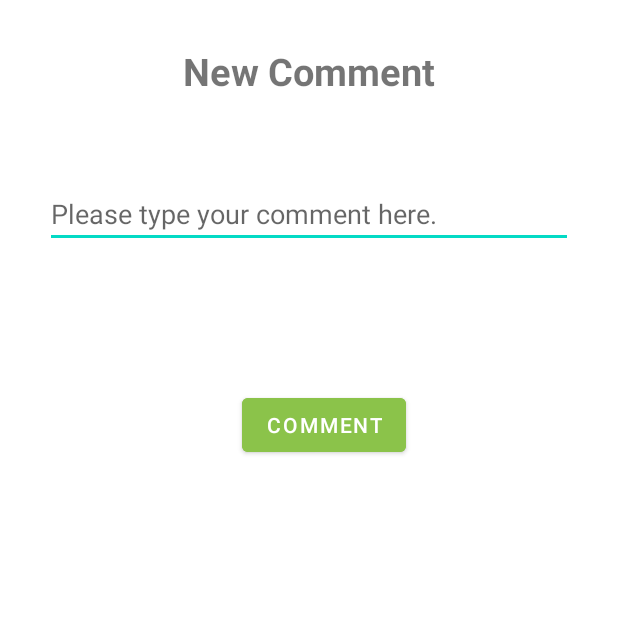
After one commit to xmantra23/UniversityBazaar, an Android app: the CommentActivity screen opened directly, with no data from a screen before it, on a phone screen of 412 x 824 dp, the top half of it. The commit adds this screen. Run offline under Robolectric (Android 15) with nearby library versions, the phone set to English and light mode, and no system bars; Roboto replaces fonts that are not available here.

Commit message:
finish comment on post function

```diff
--- a/app/src/main/AndroidManifest.xml
+++ b/app/src/main/AndroidManifest.xml
@@ -15,6 +15,7 @@
         <activity android:name=".Activity.MyPostsActivity" />
         <activity android:name=".Activity.CreatePostActivity" />
         <activity android:name=".Activity.HomeActivity" />
+        <activity android:name=".Activity.CommentActivity" />
         <activity android:name=".Authentication.LoginActivity" />
         <activity android:name=".Profile.AvatarActivity" />
         <activity android:name=".Profile.AvatarChangeActivity" />
--- /dev/null
+++ b/app/src/main/java/org/samir/universitybazaar/Activity/CommentActivity.java
@@ -0,0 +1,102 @@
+package org.samir.universitybazaar.Activity;
+
+import android.content.Intent;
+import android.os.Bundle;
+import android.widget.Button;
+import android.widget.EditText;
+import android.widget.Toast;
+
+import androidx.annotation.NonNull;
+import androidx.appcompat.app.ActionBarDrawerToggle;
+import androidx.appcompat.app.AppCompatActivity;
+
+import org.samir.universitybazaar.Authentication.LoginActivity;
+import org.samir.universitybazaar.Database.DatabaseHelper;
+import org.samir.universitybazaar.Database.UserSession;
+import org.samir.universitybazaar.Models.Comment;
+import org.samir.universitybazaar.Models.Profile;
+import org.samir.universitybazaar.Models.User;
+import org.samir.universitybazaar.R;
+import org.samir.universitybazaar.Utility.Constants;
+
+import java.text.DateFormat;
+import java.text.SimpleDateFormat;
+import java.util.Date;
+
+public class CommentActivity extends AppCompatActivity {
+    private UserSession userSession;
+    private DatabaseHelper db;
+    private EditText edtTxtComment;
+    private Button btnComment;
+
+    @Override
+    protected void onCreate(Bundle savedInstanceState) {
+        super.onCreate(savedInstanceState);
+        setContentView(R.layout.activity_comment);
+
+        userSession = new UserSession(this);
+        db = new DatabaseHelper(this);
+
+        initViews();
+        handleListeners();
+    }
+
+    //initializes all the elements in the layout file.
+    private void initViews(){
+        edtTxtComment = findViewById(R.id.edtTxtComment);
+        btnComment = findViewById(R.id.btnComment);
+    }
+
+    private void handleListeners() {
+        btnComment.setOnClickListener(v->{
+            int post_id = getIntent().getIntExtra(Constants.POST_ID,-1);
+            User user = userSession.isUserLoggedIn(); //get current logged in user from the session.
+            if(user != null) { //if user is logged in.
+                //get comment and build comment object
+                Comment comment = new Comment();
+                comment.setPostId(post_id);
+                comment.setCommentText(edtTxtComment.getText().toString());
+
+                //get the profile of the current logged in user from the database.
+                Profile profile = db.getProfile(user.getMemberId());
+                String commentOwnerName = profile.getFullName();
+
+                //if the user doesn't have a full name then construct a username as: User + last four of the member id.
+                if(commentOwnerName == null){
+                    commentOwnerName = "User " + user.getMemberId().substring(6);
+                }
+                comment.setCommentOwnerName(commentOwnerName);
+
+                comment.setCommentOwnerId(user.getMemberId());
+
+                //Getting the current system date and formating it to mm/dd/yyyy format.
+                Date date = new Date();
+                DateFormat df = new SimpleDateFormat("MM/dd/yyyy");
+                String commentDate = df.format(date);
+                comment.setCommentDate(commentDate);
+
+                if(db.addComment(comment)){ //insert successful
+                    Toast.makeText(this, "Comment successfully.", Toast.LENGTH_LONG).show();
+                    //Redirect to PostActivity
+                    Intent intent = new Intent(CommentActivity.this,PostActivity.class);
+                    intent.putExtra(Constants.POST_ID,post_id);
+                    startActivity(intent);
+                }else{ //insert failed
+                    Toast.makeText(this, "Error. Please try again.", Toast.LENGTH_LONG).show();
+                    //Redirect to PostActivity
+                    Intent intent = new Intent(CommentActivity.this,PostActivity.class);
+                    intent.putExtra(Constants.POST_ID,post_id);
+                    startActivity(intent);
+                }
+            }else{ //user is not logged in. Redirect to the login page.
+                Toast.makeText(this, "You are not logged in.", Toast.LENGTH_LONG).show();
+                //Redirect to LoginActivity
+                Intent intent = new Intent(CommentActivity.this, LoginActivity.class);
+                startActivity(intent);
+            }
+        });
+    }
+
+
+
+}
--- /dev/null
+++ b/app/src/main/res/layout/activity_comment.xml
@@ -0,0 +1,57 @@
+<?xml version="1.0" encoding="utf-8"?>
+<RelativeLayout xmlns:android="http://schemas.android.com/apk/res/android"
+    xmlns:tools="http://schemas.android.com/tools"
+    android:layout_width="match_parent"
+    android:layout_height="match_parent"
+    tools:context=".Activity.CreatePostActivity">
+
+    <TextView
+        android:id="@+id/txtNewComment"
+        android:layout_width="match_parent"
+        android:layout_height="wrap_content"
+        android:layout_marginTop="30dp"
+        android:text="New Comment"
+        android:textAlignment="center"
+        android:textSize="25sp"
+        android:textStyle="bold" />
+
+
+
+
+    <EditText
+        android:id="@+id/edtTxtComment"
+        android:layout_width="match_parent"
+        android:layout_height="wrap_content"
+        android:layout_marginLeft="30dp"
+        android:layout_marginTop="120dp"
+        android:layout_marginRight="30dp"
+        android:hint="Please type your comment here."
+        android:inputType="textMultiLine"
+        android:maxLines="5"
+        android:minLines="1" />
+
+    <RelativeLayout
+        android:id="@+id/btnRelLayout"
+        android:layout_width="match_parent"
+        android:layout_height="wrap_content"
+        android:layout_below="@+id/radioRelLayout"
+        android:layout_marginStart="20dp"
+        android:layout_marginTop="259dp"
+        android:gravity="center">
+
+
+        <Button
+            android:id="@+id/btnComment"
+            android:layout_width="wrap_content"
+            android:layout_height="wrap_content"
+            android:layout_toEndOf="@+id/btnCancel"
+            android:backgroundTint="#8BC34A"
+            android:text="Comment" />
+
+
+    </RelativeLayout>
+
+
+
+
+</RelativeLayout>
```
Also changed, not shown: app/src/main/java/org/samir/universitybazaar/Activity/PostActivity.java (+8 -16 lines), app/src/main/java/org/samir/universitybazaar/Database/DatabaseHelper.java (+99 -0 lines).
